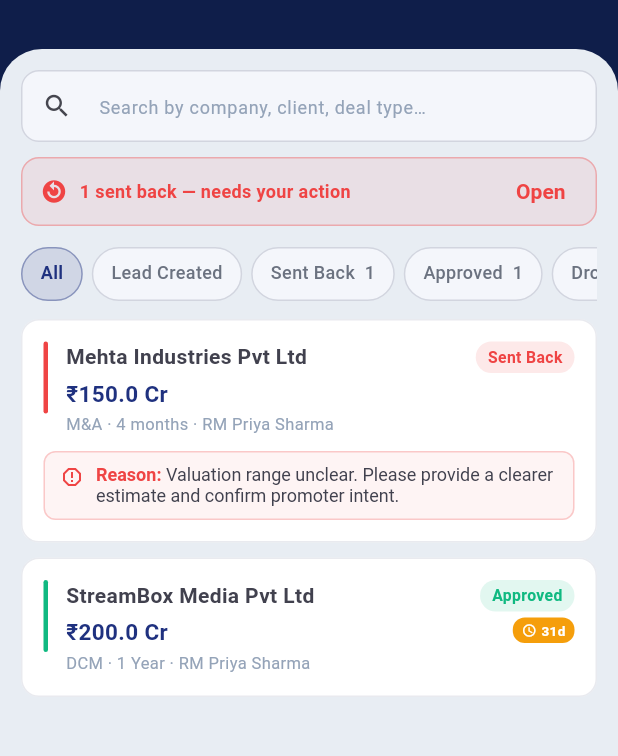
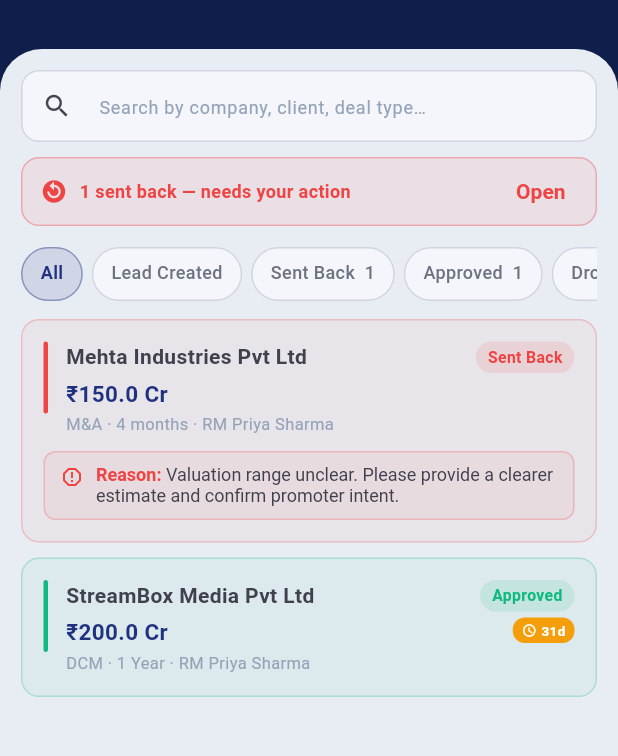
Before and after one commit to RahulVakil/matrix-lead-prospects, a Flutter app: the screen it shows after launch, after a tap on "Relationship Manager", after a tap on "My IB Leads", on a phone screen of 412 x 824 dp, the part 89-845 px from its top. Run offline on Flutter 3.47's test engine with Material 3 defaults, Android fonts, the phone set to English and light mode, and no system bars; our stand-ins replace equatable, flutter_bloc, flutter_riverpod, get_it, go_router, google_fonts and 2 more.

Commit message:
All Leads polish: AUM sort, search highlight, Get Lead trim, IB status tint
- Lead Inbox: add AUM (high→low) sort option (now 4 options total); smart-search highlights matched substring in the card name with bold + amber tint (#2, #4).
- Get Lead: trim claimed-row subtitle to source only (removed vertical label) (#11).
- My IB Leads: tint card container by status color so status is readable at a glance; removed unused _tempColor helper (#12).

Co-Authored-By: Claude Opus 4.7 (1M context) <noreply@anthropic.com>

```diff
--- a/lib/features/get_lead/presentation/pages/get_lead_screen.dart
+++ b/lib/features/get_lead/presentation/pages/get_lead_screen.dart
@@ -468,7 +468,7 @@ class _ClaimRow extends StatelessWidget {
                         ),
                       ),
                       Text(
-                        '${lead.vertical} · ${lead.source.label}',
+                        lead.source.label,
                         style: AppTextStyles.caption.copyWith(
                           color: AppColors.textHint,
                         ),
--- a/lib/features/ib_lead/presentation/pages/my_ib_leads_screen.dart
+++ b/lib/features/ib_lead/presentation/pages/my_ib_leads_screen.dart
@@ -277,20 +277,15 @@ class _IbLeadCard extends StatelessWidget {
     };
   }
 
-  Color _tempColor(IbLeadTemperature t) => switch (t) {
-        IbLeadTemperature.hot => AppColors.errorRed,
-        IbLeadTemperature.warm => AppColors.warmAmber,
-        IbLeadTemperature.cold => AppColors.coldBlue,
-      };
-
   @override
   Widget build(BuildContext context) {
     final statusColor = _statusColor(lead.status);
     final isSentBack = lead.status == IbLeadStatus.sentBack;
+    // #12 — tint the card by status color so the status is readable at a glance.
     return Padding(
       padding: const EdgeInsets.only(bottom: 10),
       child: Material(
-        color: AppColors.surfacePrimary,
+        color: statusColor.withValues(alpha: 0.05),
         borderRadius: BorderRadius.circular(12),
         child: InkWell(
           borderRadius: BorderRadius.circular(12),
@@ -300,7 +295,7 @@ class _IbLeadCard extends StatelessWidget {
             decoration: BoxDecoration(
               borderRadius: BorderRadius.circular(12),
               border: Border.all(
-                  color: AppColors.borderDefault.withValues(alpha: 0.5)),
+                  color: statusColor.withValues(alpha: 0.25)),
             ),
             child: Column(
               crossAxisAlignment: CrossAxisAlignment.start,
```
Also changed, not shown: lib/features/lead_inbox/presentation/pages/lead_inbox_screen.dart (+42 -7 lines).
